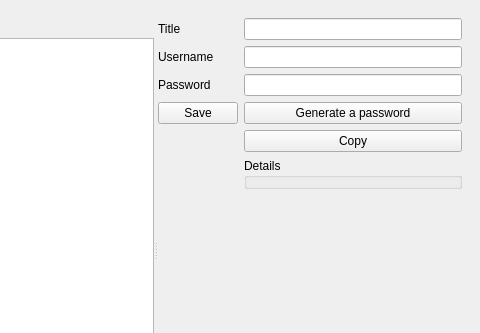
Qt form ui/mainwindow.ui (llauret-iut90/BeretPass) before a commit; both pictures show x 237 to 717 and y 0 to 333 of the 717 by 500 pixel window.
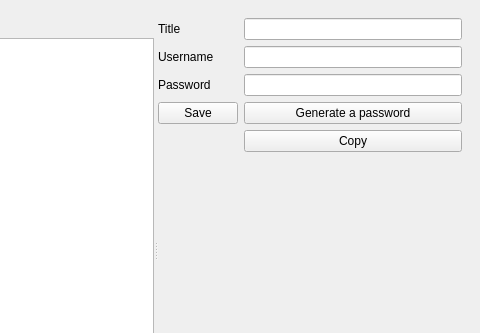
The same form after that commit. The open tabs and pages were chosen to show the change. Icons and pictures are not drawn.

Commit message: Add item info dialog

```diff
--- a/ui/mainwindow.ui
+++ b/ui/mainwindow.ui
@@ -234,13 +234,6 @@
               </property>
              </widget>
             </item>
-            <item row="5" column="1">
-             <widget class="QGroupBox" name="groupBox_2">
-              <property name="title">
-               <string>Details</string>
-              </property>
-             </widget>
-            </item>
            </layout>
           </widget>
          </widget>
```
The commit also changes 2 other files.
